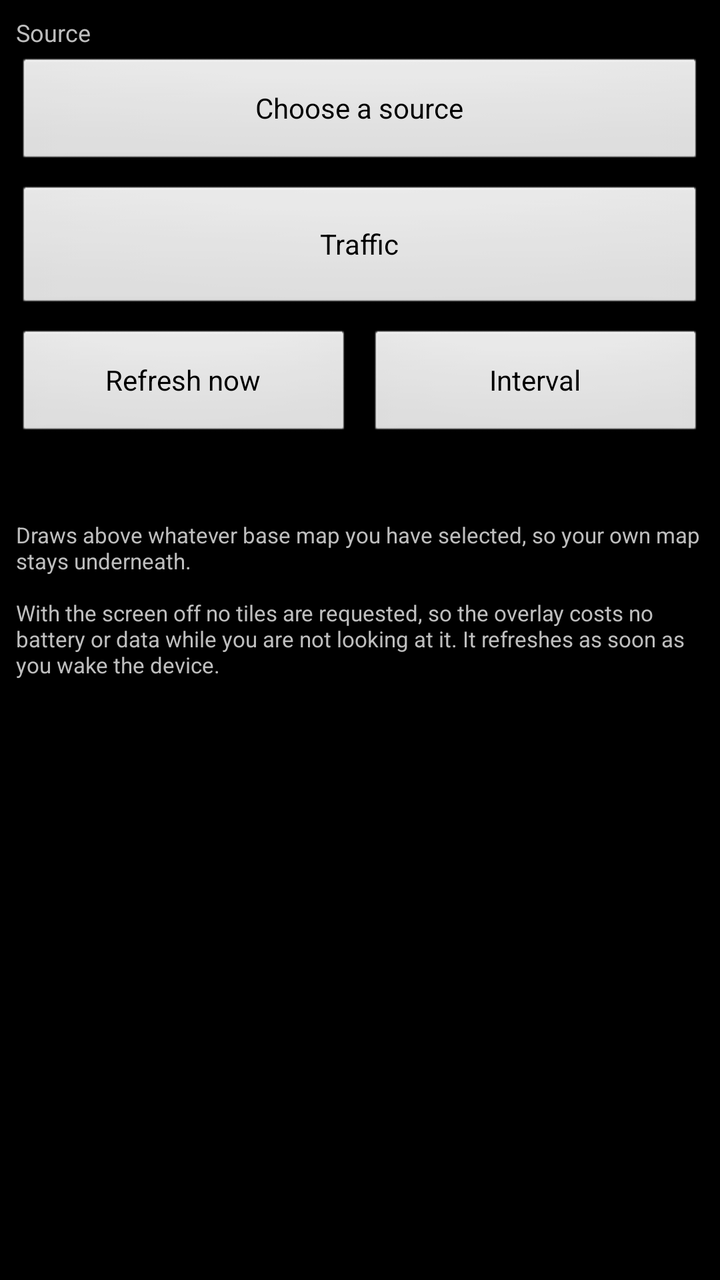
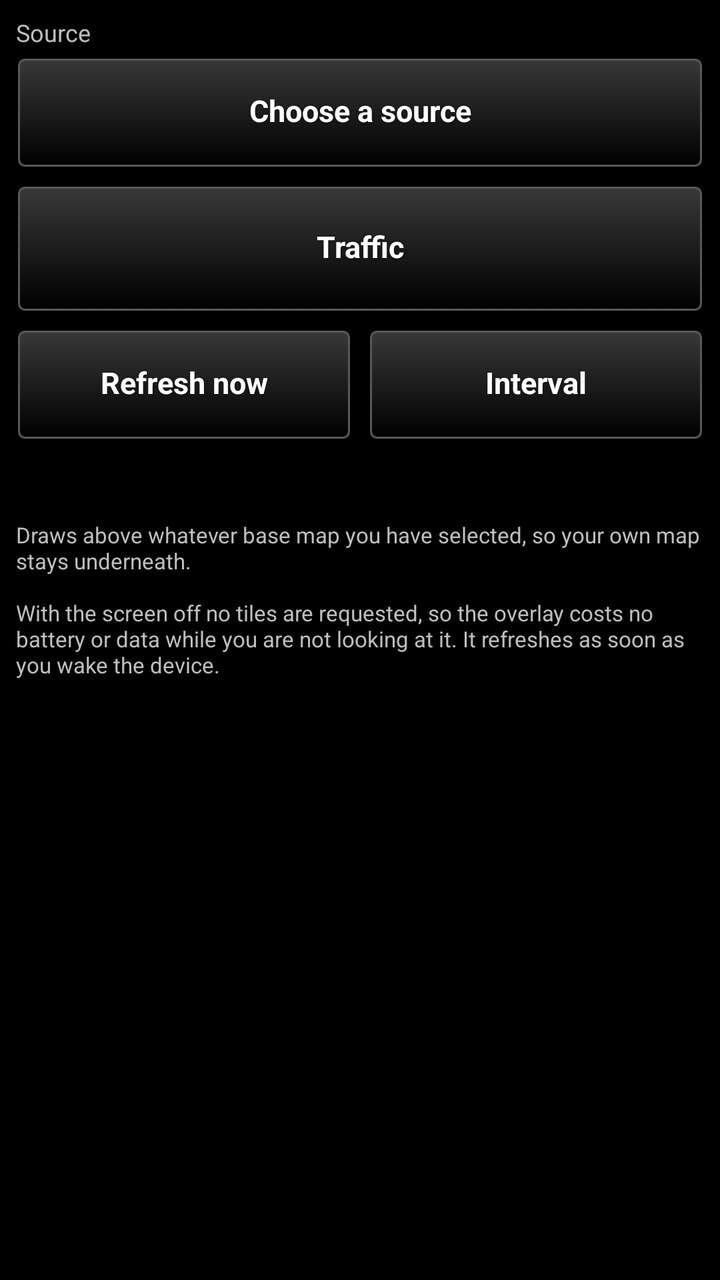

Before-and-after screenshots of an Android layout around one commit, followed by the original layout XML and the change that was made.
<!-- AndroidManifest.xml: application theme AppTheme -->
<!-- res/layout/main_layout.xml -->
<?xml version="1.0" encoding="utf-8"?>
<LinearLayout xmlns:android="http://schemas.android.com/apk/res/android"
    android:layout_width="match_parent"
    android:layout_height="match_parent"
    android:orientation="vertical"
    android:padding="8dp">

    <TextView
        android:id="@+id/source_heading"
        android:layout_width="match_parent"
        android:layout_height="wrap_content"
        android:paddingBottom="4dp"
        android:text="@string/source_heading"
        android:textSize="12sp" />

    
    <Button
        android:id="@+id/btn_source"
        android:layout_width="match_parent"
        android:layout_height="wrap_content"
        android:minHeight="56dp"
        android:text="@string/source_none" />

    <Button
        android:id="@+id/btn_toggle"
        android:layout_width="match_parent"
        android:layout_height="wrap_content"
        android:layout_marginTop="8dp"
        android:minHeight="64dp"
        android:text="@string/app_name" />

    <LinearLayout
        android:layout_width="match_parent"
        android:layout_height="wrap_content"
        android:layout_marginTop="8dp"
        android:orientation="horizontal">

        <Button
            android:id="@+id/btn_refresh"
            android:layout_width="0dp"
            android:layout_height="wrap_content"
            android:layout_weight="1"
            android:minHeight="56dp"
            android:text="@string/refresh_now" />

        <Button
            android:id="@+id/btn_interval"
            android:layout_width="0dp"
            android:layout_height="wrap_content"
            android:layout_marginStart="8dp"
            android:layout_weight="1"
            android:minHeight="56dp"
            android:text="@string/interval" />
    </LinearLayout>

    <TextView
        android:id="@+id/status"
        android:layout_width="match_parent"
        android:layout_height="wrap_content"
        android:paddingTop="12dp"
        android:textSize="13sp" />

    <TextView
        android:id="@+id/note"
        android:layout_width="match_parent"
        android:layout_height="wrap_content"
        android:paddingTop="10dp"
        android:text="@string/overlay_note"
        android:textSize="11sp" />
</LinearLayout>
<!-- resources referenced by this layout -->
<resources>
  <string name="app_name">Traffic</string>
  <string name="interval">Interval</string>
  <string name="source_heading">Source</string>
  <!-- unchanged entries left out for length: 7 -->
</resources>

<!-- the commit's change to res/layout/main_layout.xml (unified diff, before → after) -->
@@ -15,6 +15,7 @@
 
     
     <Button
+        style="@style/TakwerxButton"
         android:id="@+id/btn_source"
         android:layout_width="match_parent"
         android:layout_height="wrap_content"
@@ -22,6 +23,7 @@
         android:text="@string/source_none" />
 
     <Button
+        style="@style/TakwerxButton"
         android:id="@+id/btn_toggle"
         android:layout_width="match_parent"
         android:layout_height="wrap_content"
@@ -36,6 +38,7 @@
         android:orientation="horizontal">
 
         <Button
+            style="@style/TakwerxButton"
             android:id="@+id/btn_refresh"
             android:layout_width="0dp"
             android:layout_height="wrap_content"
@@ -44,6 +47,7 @@
             android:text="@string/refresh_now" />
 
         <Button
+            style="@style/TakwerxButton"
             android:id="@+id/btn_interval"
             android:layout_width="0dp"
             android:layout_height="wrap_content"
<!-- resource entries referenced after the edit -->
@@ -3,6 +3,97 @@
   <string name="app_name">Traffic</string>
   <string name="interval">Interval</string>
   <string name="source_heading">Source</string>
+  <style name="TakwerxButton" parent="@style/darkButton">
+          <item name="android:paddingLeft">12dp</item>
+          <item name="android:paddingRight">12dp</item>
+          <item name="android:paddingTop">6dp</item>
+          <item name="android:paddingBottom">8dp</item>
+          <item name="android:minHeight">44dp</item>
+          <item name="android:minWidth">0dp</item>
+          <item name="android:textSize">15sp</item>
+          <item name="android:singleLine">true</item>
+          <item name="android:ellipsize">end</item>
+      </style>
+  <style name="darkButton" parent="@android:style/Widget.Button">
+          <item name="android:background">@drawable/btn_gray</item>
+          <item name="android:shadowColor">@color/darker_gray</item>
+          <item name="android:shadowDy">1</item>
+          <item name="android:shadowRadius">2</item>
+          <item name="android:textColor">@color/white</item>
+          <item name="android:textStyle">bold</item>
+          <item name="android:paddingTop">0dp</item>
+          <item name="android:paddingBottom">3dp</item>
+          <item name="android:textSize">@dimen/fontSize</item>
+      </style>
+  <!-- drawable btn_gray (drawable) -->
+  <?xml version="1.0" encoding="utf-8"?>
+  <selector xmlns:android="http://schemas.android.com/apk/res/android">
+      <item
+          android:state_enabled="true"
+          android:state_pressed="true"
+          android:drawable="@drawable/new_dark_button_selected" />
+      <item
+          android:state_enabled="true"
+          android:state_selected="true"
+          android:drawable="@drawable/new_dark_button_selected" />
+      <item 
+          android:state_enabled="true"
+          android:state_checked="true" 
+          android:drawable="@drawable/new_dark_button_selected"  />
+      <item
+          android:state_enabled="false"
+          android:drawable="@drawable/new_dark_button_disabled" />
+      <item
+          android:drawable="@drawable/new_dark_button_bg" />
+  </selector>
+  <color name="darker_gray">#121212</color>
+  <color name="white">#ffffff</color>
+  <dimen name="fontSize">14sp</dimen>
+  <!-- drawable new_dark_button_selected (drawable) -->
+  <?xml version="1.0" encoding="utf-8"?>
+  <layer-list xmlns:android="http://schemas.android.com/apk/res/android">
+      <item android:bottom="1dp" android:right="1dp" android:left="1dp" android:top="1dp">
+          <shape android:shape="rectangle">
+              <corners android:radius="3dp" />
+              <stroke
+                  android:width="1dp"
+                  android:color="#17b219" />
+              <gradient
+                  android:startColor="#000000"
+                  android:endColor="#383838"
+                  android:angle="90"/>
+          </shape>
+      </item>
+  </layer-list>
+  <!-- drawable new_dark_button_disabled (drawable) -->
+  <?xml version="1.0" encoding="utf-8"?>
+  <layer-list xmlns:android="http://schemas.android.com/apk/res/android">
+      <item android:bottom="1dp" android:right="1dp" android:left="1dp" android:top="1dp">
+          <shape android:shape="rectangle">
+              <corners android:radius="3dp" />
+              <stroke
+                  android:width="1dp"
+                  android:color="#484848" />
+              <solid android:color="#484848" />
+          </shape>
+      </item>
+  </layer-list>
+  <!-- drawable new_dark_button_bg (drawable) -->
+  <?xml version="1.0" encoding="utf-8"?>
+  <layer-list xmlns:android="http://schemas.android.com/apk/res/android">
+      <item android:bottom="1dp" android:right="1dp" android:left="1dp" android:top="1dp">
+          <shape android:shape="rectangle">
+              <corners android:radius="3dp" />
+              <stroke
+                  android:width="1dp"
+                  android:color="#585858" />
+              <gradient
+                  android:startColor="#000000"
+                  android:endColor="#383838"
+                  android:angle="90"/>
+          </shape>
+      </item>
+  </layer-list>
   <!-- unchanged entries left out for length: 7 -->
 </resources>
 
